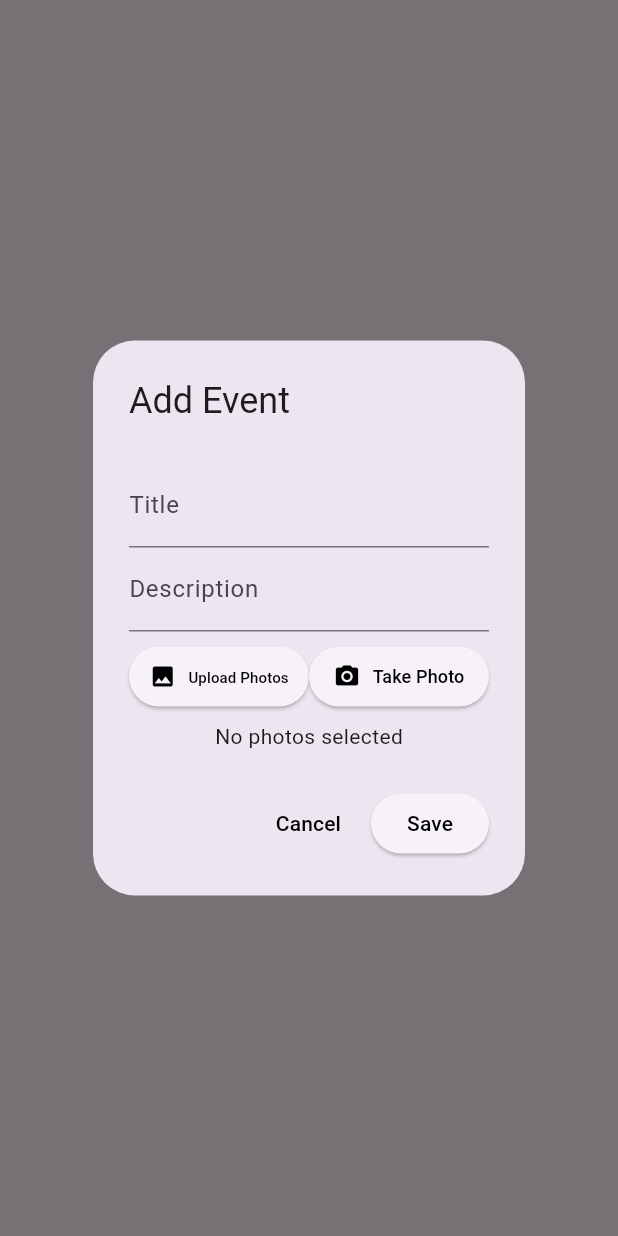
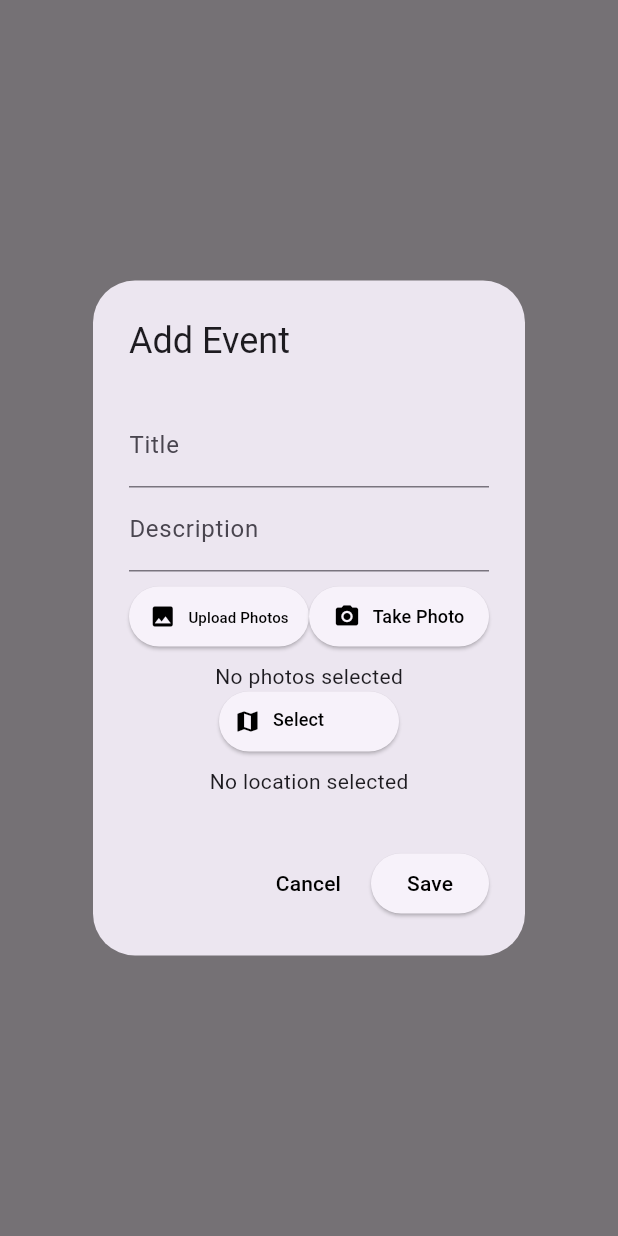
Before and after one commit to the-code-team/PostIn-App, a Flutter app: what showAddEventDialog() shows on an empty page, opened directly, after a tap on "Take Photo", on a phone screen of 412 x 824 dp. Run offline on Flutter 3.47's test engine with Material 3 defaults, Android fonts, the phone set to English and light mode, and no system bars; our stand-ins replace appinio_swiper, flutter_map, image_picker, latlong2.

Commit message:
feat: select location addEvent

```diff
--- a/lib/components/popUps/addEvent.dart
+++ b/lib/components/popUps/addEvent.dart
@@ -1,12 +1,15 @@
 import 'package:flutter/material.dart';
 import 'package:image_picker/image_picker.dart';
 import 'dart:io';
+import 'package:flutter_map/flutter_map.dart';
+import 'package:latlong2/latlong.dart';
 
 void showAddEventDialog(BuildContext context) {
   final _titleController = TextEditingController();
   final _descriptionController = TextEditingController();
   final ImagePicker _picker = ImagePicker();
   List<File> _images = [];
+  LatLng? _selectedLocation;
 
   void showMaxImageWarning(BuildContext context) {
     showDialog(
@@ -28,28 +31,35 @@ void showAddEventDialog(BuildContext context) {
     );
   }
 
+  Future<void> _pickImage(ImageSource source) async {
+    final pickedFile = await _picker.pickImage(source: source);
+    if (pickedFile != null) {
+      _images.add(File(pickedFile.path));
+    } else {
+      print('No image selected.');
+    }
+  }
+
+  void _showLocationPicker(BuildContext context) async {
+    LatLng? location = await Navigator.of(context).push(MaterialPageRoute(
+      builder: (context) => LocationPickerPage(),
+    ));
+    if (location != null) {
+      _selectedLocation = location;
+    }
+  }
+
   showDialog(
     context: context,
     builder: (BuildContext context) {
       return StatefulBuilder(
         builder: (BuildContext context, StateSetter setState) {
-          Future<void> _pickImage(ImageSource source) async {
-            final pickedFile = await _picker.pickImage(source: source);
-            if (pickedFile != null) {
-              setState(() {
-                _images.add(File(pickedFile.path));
-              });
-            } else {
-              print('No image selected.');
-            }
-          }
-
           return AlertDialog(
             title: Text('Add Event'),
             content: SingleChildScrollView(
               child: Column(
                 children: [
-                  SizedBox(height: 10), // Space between TextField and Row
+                  SizedBox(height: 10),
                   TextField(
                     controller: _titleController,
                     decoration: InputDecoration(labelText: 'Title'),
@@ -58,7 +68,7 @@ void showAddEventDialog(BuildContext context) {
                     controller: _descriptionController,
                     decoration: InputDecoration(labelText: 'Description'),
                   ),
-                  SizedBox(height: 10), // Space between TextField and Row
+                  SizedBox(height: 10),
                   Row(
                     mainAxisAlignment: MainAxisAlignment.spaceEvenly,
                     children: [
@@ -68,26 +78,26 @@ void showAddEventDialog(BuildContext context) {
                         child: ElevatedButton.icon(
                           onPressed: () {
                             if (_images.length < 5) {
-                              _pickImage(ImageSource.gallery);
+                              setState(() {
+                                _pickImage(ImageSource.gallery);
+                              });
                             } else {
                               showMaxImageWarning(context);
                             }
                           },
                           icon: Icon(
                             Icons.photo,
-                            color: Theme.of(context)
-                                .primaryColor, // Primary color of the app
+                            color: Theme.of(context).primaryColor,
                           ),
                           label: Text(
                             'Upload Photos',
                             style: TextStyle(
                               fontSize: 10,
-                              color: Theme.of(context)
-                                  .primaryColor, // Primary color of the app
+                              color: Theme.of(context).primaryColor,
                             ),
                           ),
                           style: ElevatedButton.styleFrom(
-                            padding: EdgeInsets.all(10), // Adjust padding
+                            padding: EdgeInsets.all(10),
                           ),
                         ),
                       ),
@@ -97,26 +107,26 @@ void showAddEventDialog(BuildContext context) {
                         child: ElevatedButton.icon(
                           onPressed: () {
                             if (_images.length < 5) {
-                              _pickImage(ImageSource.camera);
+                              setState(() {
+                                _pickImage(ImageSource.camera);
+                              });
                             } else {
                               showMaxImageWarning(context);
                             }
                           },
                           icon: Icon(
                             Icons.camera_alt,
-                            color: Theme.of(context)
-                                .primaryColor, // Primary color of the app
+                            color: Theme.of(context).primaryColor,
                           ),
                           label: Text(
                             'Take Photo',
                             style: TextStyle(
                               fontSize: 12,
-                              color: Theme.of(context)
-                                  .primaryColor, // Primary color of the app
+                              color: Theme.of(context).primaryColor,
                             ),
                           ),
                           style: ElevatedButton.styleFrom(
-                            padding: EdgeInsets.all(10), // Adjust padding
+                            padding: EdgeInsets.all(10),
                           ),
                         ),
                       ),
@@ -141,6 +151,35 @@ void showAddEventDialog(BuildContext context) {
                           ),
                         )
                       : Text('No photos selected'),
+                  SizedBox(
+                    width: 120,
+                    height: 40,
+                    child: ElevatedButton.icon(
+                      onPressed: () {
+                        _showLocationPicker(context);
+                      },
+                      icon: Icon(
+                        Icons.map,
+                        color: Theme.of(context).primaryColor,
+                      ),
+                      label: Text(
+                        'Select Location',
+                        style: TextStyle(
+                          fontSize: 12,
+                          color: Theme.of(context).primaryColor,
+                        ),
+                      ),
+                      style: ElevatedButton.styleFrom(
+                        padding: EdgeInsets.all(10),
+                      ),
+                    ),
+                  ),
+                  SizedBox(height: 10),
+                  _selectedLocation != null
+                      ? Text(
+                          'Location: \n${_selectedLocation!.latitude}, ${_selectedLocation!.longitude}')
+                      : Text('No location selected'),
+                  SizedBox(height: 10),
                 ],
               ),
             ),
@@ -149,8 +188,7 @@ void showAddEventDialog(BuildContext context) {
                 child: Text(
                   'Cancel',
                   style: TextStyle(
-                    color: Theme.of(context)
-                        .primaryColor, // Primary color of the app
+                    color: Theme.of(context).primaryColor,
                   ),
                 ),
                 onPressed: () {
@@ -161,16 +199,15 @@ void showAddEventDialog(BuildContext context) {
                 child: Text(
                   'Save',
                   style: TextStyle(
-                    color: Theme.of(context)
-                        .primaryColor, // Primary color of the app
+                    color: Theme.of(context).primaryColor,
                   ),
                 ),
                 onPressed: () {
                   // Logic to save the event
                   String title = _titleController.text;
                   String description = _descriptionController.text;
-                  print('Title: $title, Description: $description');
-                  // Here you can handle the images (_images) as needed
+                  print(
+                      'Title: $title, Description: $description, Location: $_selectedLocation');
                   Navigator.of(context).pop();
                 },
               ),
@@ -181,3 +218,29 @@ void showAddEventDialog(BuildContext context) {
     },
   );
 }
+
+class LocationPickerPage extends StatelessWidget {
+  @override
+  Widget build(BuildContext context) {
+    return Scaffold(
+      appBar: AppBar(
+        title: Text('Select Location'),
+      ),
+      body: FlutterMap(
+        options: MapOptions(
+          center: LatLng(51.5, -0.09),
+          zoom: 13.0,
+          onTap: (tapPosition, point) {
+            Navigator.of(context).pop(point);
+          },
+        ),
+        children: [
+          TileLayer(
+            urlTemplate: "https://{s}.tile.openstreetmap.org/{z}/{x}/{y}.png",
+            subdomains: ['a', 'b', 'c'],
+          ),
+        ],
+      ),
+    );
+  }
+}
```
